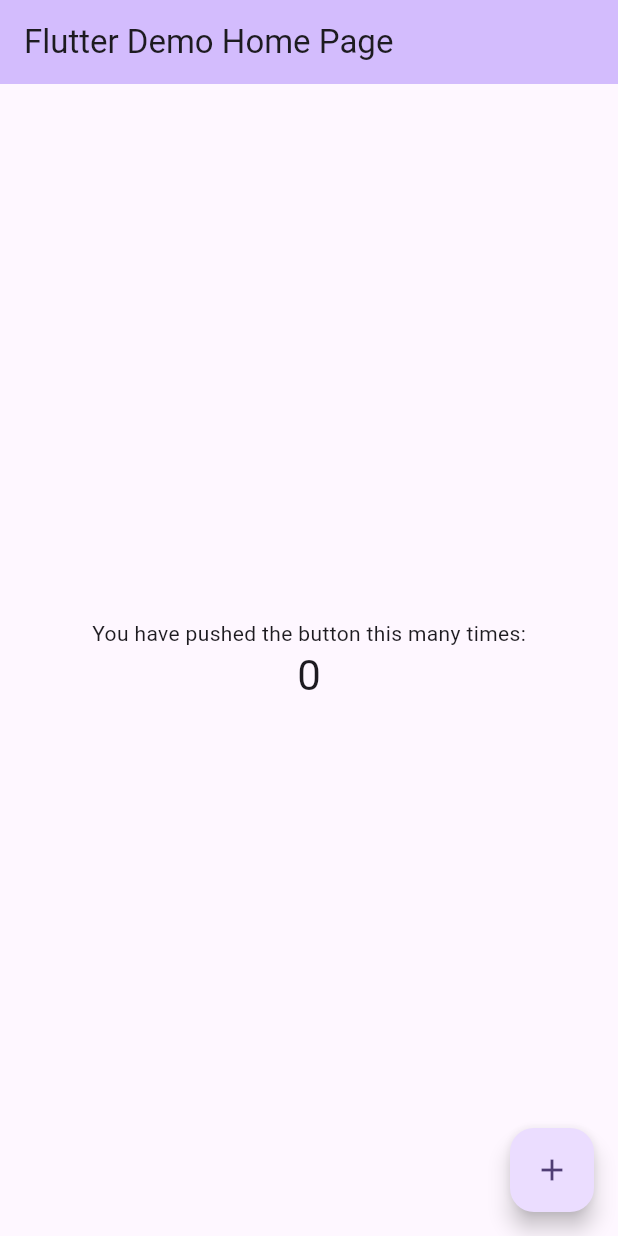
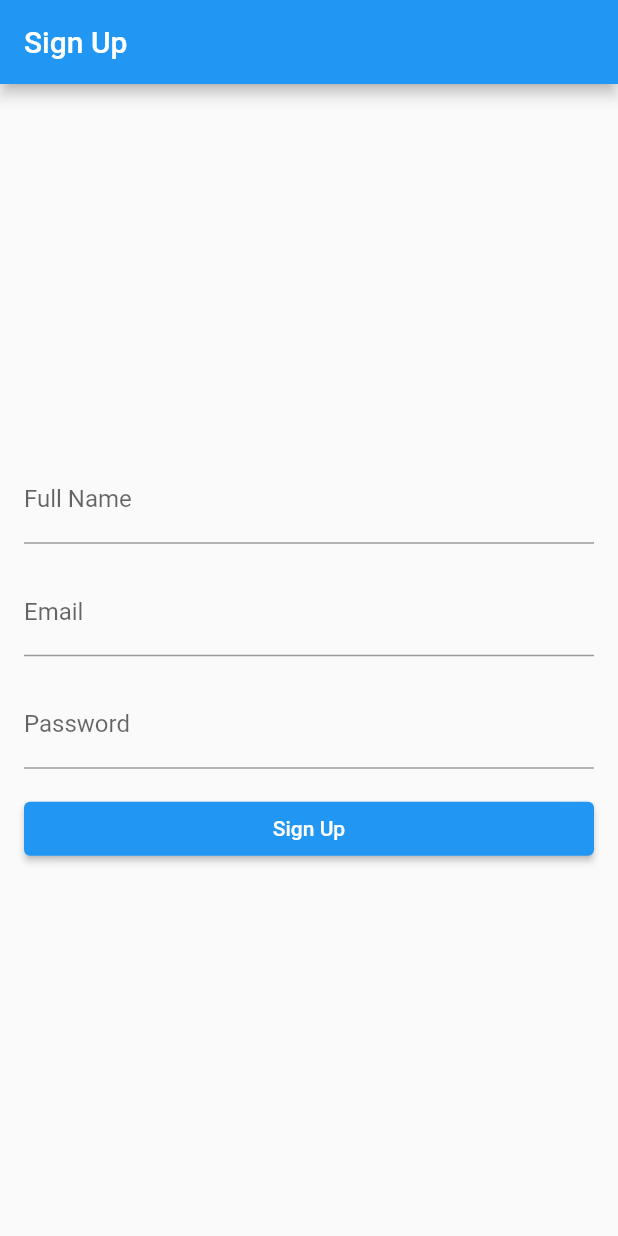
Before and after one commit to lucasahli/reminder_frontend, a Flutter app: the screen it shows after launch, on a phone screen of 412 x 824 dp. Run offline on Flutter 3.47's test engine with Material 2 defaults, Android fonts, the phone set to English and light mode, and no system bars; our stand-ins replace graphql.

Commit message:
Can SignUp (very basic setup)

```diff
--- a/lib/main.dart
+++ b/lib/main.dart
@@ -1,125 +1,156 @@
 import 'package:flutter/material.dart';
+import 'package:graphql/client.dart';
 
 void main() {
-  runApp(const MyApp());
+  runApp(MyApp());
 }
 
 class MyApp extends StatelessWidget {
-  const MyApp({super.key});
-
-  // This widget is the root of your application.
   @override
   Widget build(BuildContext context) {
     return MaterialApp(
-      title: 'Flutter Demo',
+      title: 'Sign Up Page',
       theme: ThemeData(
-        // This is the theme of your application.
-        //
-        // TRY THIS: Try running your application with "flutter run". You'll see
-        // the application has a blue toolbar. Then, without quitting the app,
-        // try changing the seedColor in the colorScheme below to Colors.green
-        // and then invoke "hot reload" (save your changes or press the "hot
-        // reload" button in a Flutter-supported IDE, or press "r" if you used
-        // the command line to start the app).
-        //
-        // Notice that the counter didn't reset back to zero; the application
-        // state is not lost during the reload. To reset the state, use hot
-        // restart instead.
-        //
-        // This works for code too, not just values: Most code changes can be
-        // tested with just a hot reload.
-        colorScheme: ColorScheme.fromSeed(seedColor: Colors.deepPurple),
-        useMaterial3: true,
+        primarySwatch: Colors.blue,
       ),
-      home: const MyHomePage(title: 'Flutter Demo Home Page'),
+      home: SignUpPage(),
     );
   }
 }
 
-class MyHomePage extends StatefulWidget {
-  const MyHomePage({super.key, required this.title});
-
-  // This widget is the home page of your application. It is stateful, meaning
-  // that it has a State object (defined below) that contains fields that affect
-  // how it looks.
-
-  // This class is the configuration for the state. It holds the values (in this
-  // case the title) provided by the parent (in this case the App widget) and
-  // used by the build method of the State. Fields in a Widget subclass are
-  // always marked "final".
-
-  final String title;
-
+class SignUpPage extends StatelessWidget {
   @override
-  State<MyHomePage> createState() => _MyHomePageState();
+  Widget build(BuildContext context) {
+    return Scaffold(
+      appBar: AppBar(
+        title: Text('Sign Up'),
+      ),
+      body: Center(
+        child: SingleChildScrollView(
+          padding: EdgeInsets.all(16.0),
+          child: SignUpForm(),
+        ),
+      ),
+    );
+  }
 }
 
-class _MyHomePageState extends State<MyHomePage> {
-  int _counter = 0;
+class SignUpForm extends StatefulWidget {
+  @override
+  _SignUpFormState createState() => _SignUpFormState();
+}
 
-  void _incrementCounter() {
-    setState(() {
-      // This call to setState tells the Flutter framework that something has
-      // changed in this State, which causes it to rerun the build method below
-      // so that the display can reflect the updated values. If we changed
-      // _counter without calling setState(), then the build method would not be
-      // called again, and so nothing would appear to happen.
-      _counter++;
-    });
-  }
+class _SignUpFormState extends State<SignUpForm> {
+  final GlobalKey<FormState> _formKey = GlobalKey<FormState>();
+
+  // Form fields
+  String? _fullName;
+  String? _email;
+  String? _password;
+
+  final GraphQLClient _client = GraphQLClient(
+    cache: GraphQLCache(),
+    link: HttpLink('http://127.0.0.1:4000/graphql'), // Replace with your GraphQL server URL
+  );
 
   @override
   Widget build(BuildContext context) {
-    // This method is rerun every time setState is called, for instance as done
-    // by the _incrementCounter method above.
-    //
-    // The Flutter framework has been optimized to make rerunning build methods
-    // fast, so that you can just rebuild anything that needs updating rather
-    // than having to individually change instances of widgets.
-    return Scaffold(
-      appBar: AppBar(
-        // TRY THIS: Try changing the color here to a specific color (to
-        // Colors.amber, perhaps?) and trigger a hot reload to see the AppBar
-        // change color while the other colors stay the same.
-        backgroundColor: Theme.of(context).colorScheme.inversePrimary,
-        // Here we take the value from the MyHomePage object that was created by
-        // the App.build method, and use it to set our appbar title.
-        title: Text(widget.title),
+    return Form(
+      key: _formKey,
+      child: Column(
+        crossAxisAlignment: CrossAxisAlignment.stretch,
+        children: <Widget>[
+          TextFormField(
+            decoration: InputDecoration(labelText: 'Full Name'),
+            validator: (value) {
+              if (value == null || value.isEmpty) {
+                return 'Please enter your full name';
+              }
+              return null;
+            },
+            onSaved: (value) {
+              _fullName = value;
+            },
+          ),
+          SizedBox(height: 16.0),
+          TextFormField(
+            decoration: InputDecoration(labelText: 'Email'),
+            keyboardType: TextInputType.emailAddress,
+            validator: (value) {
+              if (value == null || value.isEmpty || !value.contains('@')) {
+                return 'Please enter a valid email address';
+              }
+              return null;
+            },
+            onSaved: (value) {
+              _email = value;
+            },
+          ),
+          SizedBox(height: 16.0),
+          TextFormField(
+            decoration: InputDecoration(labelText: 'Password'),
+            obscureText: true,
+            validator: (value) {
+              if (value == null || value.isEmpty || value.length < 6) {
+                return 'Password must be at least 6 characters long';
+              }
+              return null;
+            },
+            onSaved: (value) {
+              _password = value;
+            },
+          ),
+          SizedBox(height: 16.0),
+          ElevatedButton(
+            onPressed: () {
+              if (_formKey.currentState != null && _formKey.currentState!.validate()) {
+                _formKey.currentState!.save();
+                // Perform sign-up logic here
+                // Typically, you would send the data to a server or perform authentication.
+                signUp();
+              }
+            },
+            child: Text('Sign Up'),
+          ),
+        ],
       ),
-      body: Center(
-        // Center is a layout widget. It takes a single child and positions it
-        // in the middle of the parent.
-        child: Column(
-          // Column is also a layout widget. It takes a list of children and
-          // arranges them vertically. By default, it sizes itself to fit its
-          // children horizontally, and tries to be as tall as its parent.
-          //
-          // Column has various properties to control how it sizes itself and
-          // how it positions its children. Here we use mainAxisAlignment to
-          // center the children vertically; the main axis here is the vertical
-          // axis because Columns are vertical (the cross axis would be
-          // horizontal).
-          //
-          // TRY THIS: Invoke "debug painting" (choose the "Toggle Debug Paint"
-          // action in the IDE, or press "p" in the console), to see the
-          // wireframe for each widget.
-          mainAxisAlignment: MainAxisAlignment.center,
-          children: <Widget>[
-            const Text(
-              'You have pushed the button this many times:',
-            ),
-            Text(
-              '$_counter',
-              style: Theme.of(context).textTheme.headlineMedium,
-            ),
-          ],
-        ),
-      ),
-      floatingActionButton: FloatingActionButton(
-        onPressed: _incrementCounter,
-        tooltip: 'Increment',
-        child: const Icon(Icons.add),
-      ), // This trailing comma makes auto-formatting nicer for build methods.
     );
   }
+
+  Future<void> signUp() async {
+    if (_formKey.currentState != null && _formKey.currentState!.validate()) {
+      _formKey.currentState!.save();
+
+      final MutationOptions options = MutationOptions(
+        document: gql('''
+          mutation SignUp(\$password: String!, \$email: String!) {
+            signUp(password: \$password, email: \$email) {
+              token
+            }
+          }
+        '''),
+        variables: {
+          'email': _email,
+          'password': _password,
+        },
+      );
+
+      final QueryResult result = await _client.mutate(options);
+
+      if (result.hasException) {
+        // Handle error
+        print('GraphQL Error: ${result.exception}');
+      } else {
+        // Handle successful sign-up
+        final data = result.data!['signUp'];
+        final token = data['token'];
+
+        // You can store the userId and token or perform any other necessary actions.
+        // print('User ID: $userId');
+        print('Token: $token');
+      }
+    }
+  }
+
+
 }
--- a/pubspec.yaml
+++ b/pubspec.yaml
@@ -30,6 +30,8 @@ environment:
 dependencies:
   flutter:
     sdk: flutter
+  graphql: ^5.1.3
+  http: ^0.13.6
 
 
   # The following adds the Cupertino Icons font to your application.
```
Also changed, not shown: pubspec.lock.
